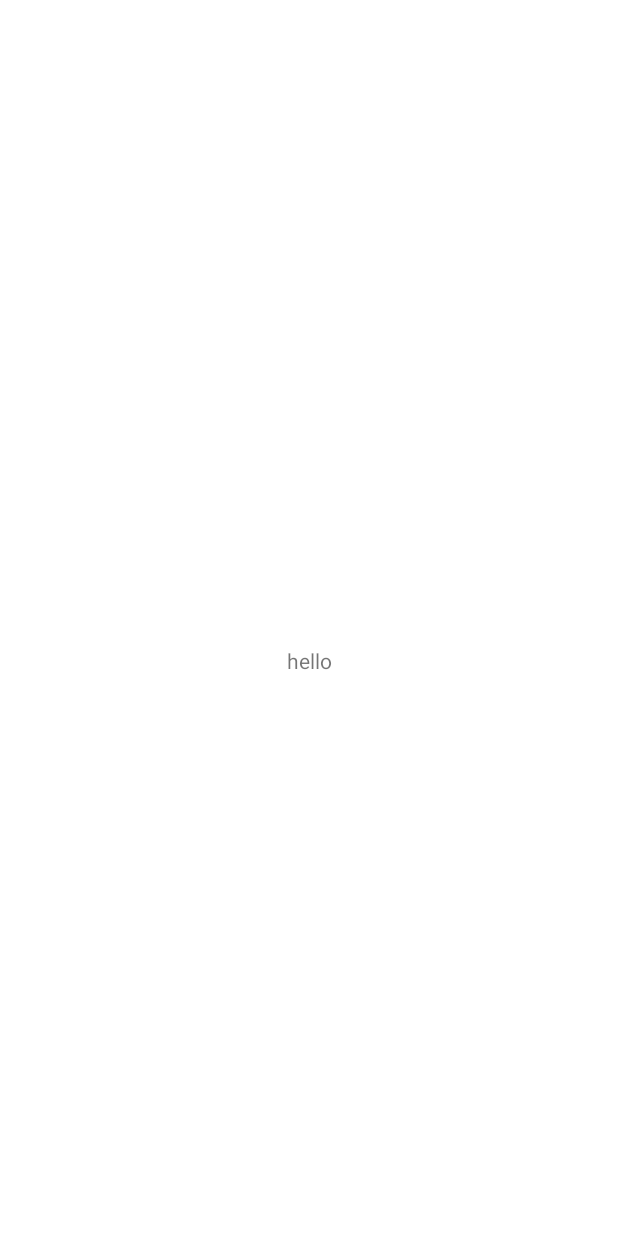
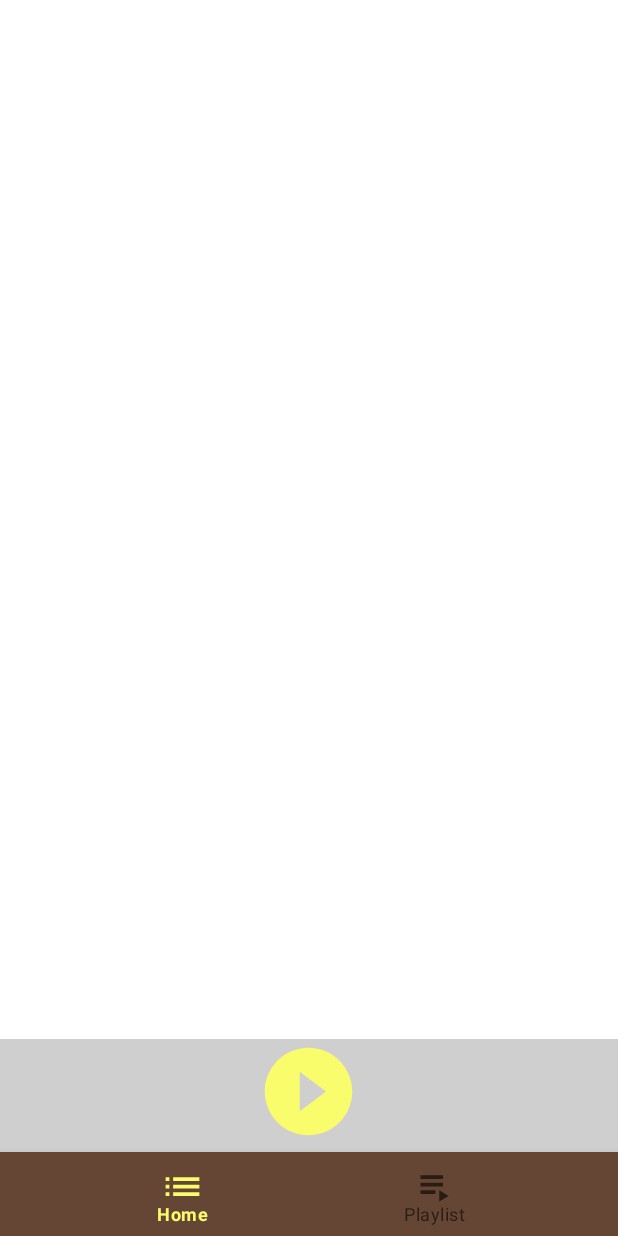
Before and after one commit to juango8/MusicallyTheLife, an Android app: the screen it shows after launch (MainActivity), on a phone screen of 412 x 824 dp. Before the commit the screen is almost empty. Run offline under Robolectric (Android 15) with nearby library versions, the phone set to English and light mode, and no system bars.

Commit message:
modifiying activity_main layout with a menu navigation

```diff
--- a/app/src/main/res/layout/activity_main.xml
+++ b/app/src/main/res/layout/activity_main.xml
@@ -3,16 +3,49 @@
     xmlns:app="http://schemas.android.com/apk/res-auto"
     android:id="@+id/container"
     android:layout_width="match_parent"
-    android:layout_height="match_parent"
-    android:paddingTop="?attr/actionBarSize">
+    android:layout_height="match_parent">
 
-    <TextView
-        android:layout_width="wrap_content"
-        android:layout_height="wrap_content"
-        android:text="hello"
-        app:layout_constraintBottom_toBottomOf="parent"
+    <androidx.viewpager2.widget.ViewPager2
+        android:id="@+id/viewPager"
+        android:layout_width="0dp"
+        android:layout_height="0dp"
+        app:layout_constraintBottom_toTopOf="@+id/controlMenu"
         app:layout_constraintEnd_toEndOf="parent"
         app:layout_constraintStart_toStartOf="parent"
         app:layout_constraintTop_toTopOf="parent" />
 
+    <LinearLayout
+        android:id="@+id/controlMenu"
+        android:layout_width="match_parent"
+        android:layout_height="wrap_content"
+        android:background="#33121212"
+        android:gravity="center"
+        android:orientation="horizontal"
+        android:paddingBottom="5dp"
+        app:layout_constraintBottom_toTopOf="@id/navigation"
+        app:layout_constraintEnd_toEndOf="parent"
+        app:layout_constraintStart_toStartOf="parent"
+        app:layout_constraintTop_toBottomOf="@id/viewPager">
+
+        <ImageView
+            android:layout_width="@dimen/height_button"
+            android:layout_height="@dimen/height_button"
+            android:contentDescription="@string/content_description_button_play_pause"
+            android:src="@drawable/ic_play_arrow"
+            app:tint="@color/yellow_200" />
+
+    </LinearLayout>
+
+    <com.google.android.material.bottomnavigation.BottomNavigationView
+        android:id="@+id/navigation"
+        android:layout_width="0dp"
+        android:layout_height="wrap_content"
+        android:background="@color/brown"
+        app:itemIconSize="30dp"
+        app:labelVisibilityMode="labeled"
+        app:layout_constraintBottom_toBottomOf="parent"
+        app:layout_constraintEnd_toEndOf="parent"
+        app:layout_constraintStart_toStartOf="parent"
+        app:menu="@menu/navigation" />
+
 </androidx.constraintlayout.widget.ConstraintLayout>
--- /dev/null
+++ b/app/src/main/res/menu/navigation.xml
@@ -0,0 +1,14 @@
+<?xml version="1.0" encoding="utf-8"?>
+<menu xmlns:android="http://schemas.android.com/apk/res/android">
+
+    <item
+        android:id="@+id/navigation_home"
+        android:icon="@drawable/ic_list"
+        android:title="@string/title_home" />
+
+    <item
+        android:id="@+id/navigation_playlist"
+        android:icon="@drawable/ic_playlist_play"
+        android:title="@string/title_playlist" />
+
+</menu>
--- a/app/src/main/res/values-night/themes.xml
+++ b/app/src/main/res/values-night/themes.xml
@@ -3,7 +3,7 @@
     <style name="Theme.MusicallyTheLife" parent="Theme.MaterialComponents.DayNight.NoActionBar">
         <!-- Primary brand color. -->
         <item name="colorPrimary">@color/yellow_200</item>
-        <item name="colorPrimaryVariant">@color/yellow_500</item>
+        <item name="colorPrimaryVariant">@color/brown</item>
         <item name="colorOnPrimary">@color/black</item>
         <!-- Secondary brand color. -->
         <item name="colorSecondary">@color/brown</item>
--- a/app/src/main/res/values/dimens.xml
+++ b/app/src/main/res/values/dimens.xml
@@ -2,4 +2,5 @@
     <!-- Default screen margins, per the Android Design guidelines. -->
     <dimen name="activity_horizontal_margin">16dp</dimen>
     <dimen name="activity_vertical_margin">16dp</dimen>
+    <dimen name="height_button">70dp</dimen>
 </resources>
--- a/app/src/main/res/values/strings.xml
+++ b/app/src/main/res/values/strings.xml
@@ -1,6 +1,7 @@
 <resources>
     <string name="app_name">MusicallyTheLife</string>
     <string name="title_home">Home</string>
-    <string name="title_dashboard">Dashboard</string>
-    <string name="title_notifications">Notifications</string>
+    <string name="title_playlist">Playlist</string>
+    <string name="content_description_button_play_pause">content description button that can be play or pause</string>
+    <string name="hello_blank_fragment">Hello blank fragment</string>
 </resources>
--- a/app/src/main/res/values/themes.xml
+++ b/app/src/main/res/values/themes.xml
@@ -3,7 +3,7 @@
     <style name="Theme.MusicallyTheLife" parent="Theme.MaterialComponents.DayNight.NoActionBar">
         <!-- Primary brand color. -->
         <item name="colorPrimary">@color/yellow_200</item>
-        <item name="colorPrimaryVariant">@color/brown</item>
+        <item name="colorPrimaryVariant">@color/yellow_500</item>
         <item name="colorOnPrimary">@color/white</item>
         <!-- Secondary brand color. -->
         <item name="colorSecondary">@color/brown</item>
```
